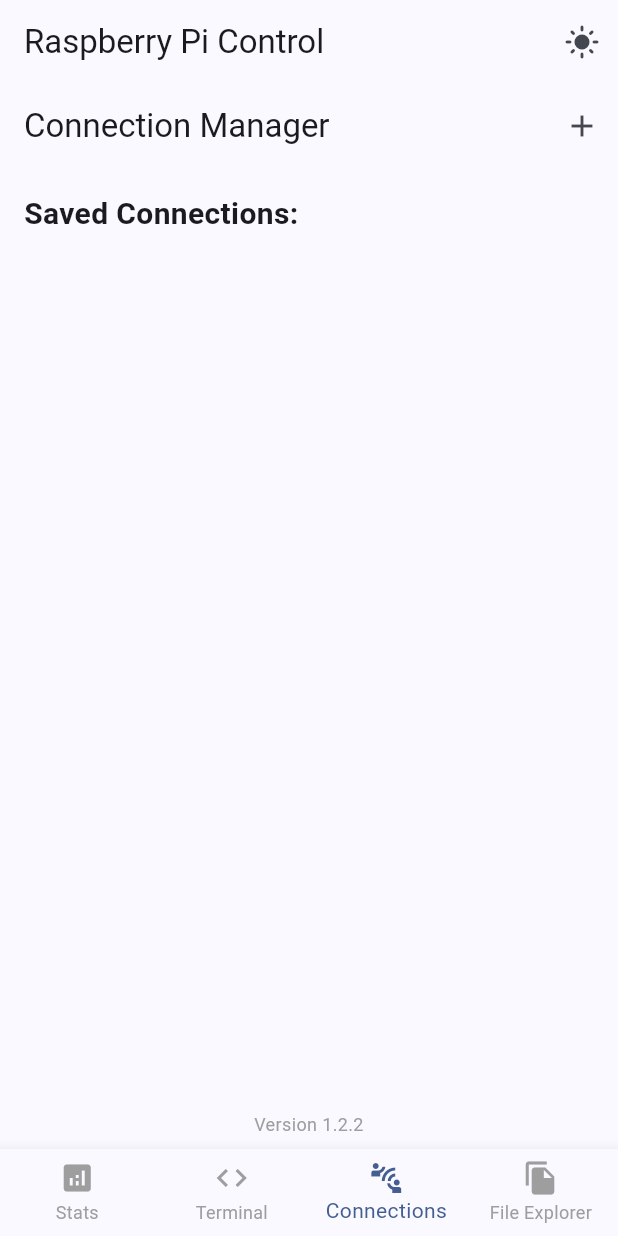
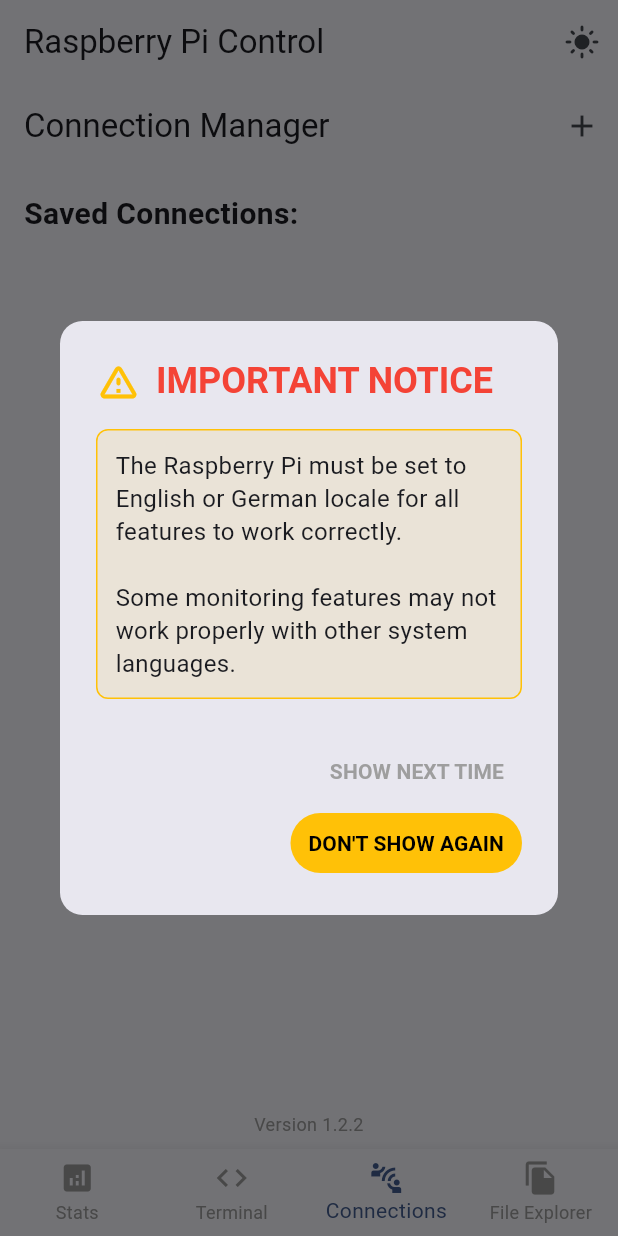
Before and after one commit to Lukas200301/RaspberryPi-Control, a Flutter app: the screen it shows after launch, on a phone screen of 412 x 824 dp. Run offline on Flutter 3.47's test engine with Material 3 defaults, Android fonts, the phone set to English and light mode, and no system bars; our stand-ins replace file_picker, fl_chart, shared_preferences; missing offline and left inert: android_intent_plus, dartssh2, flutter_background; statements that could not run were skipped.

Commit message:
Update 1.2.3

```diff
--- a/lib/main.dart
+++ b/lib/main.dart
@@ -127,6 +127,10 @@
 void main() async {
   WidgetsFlutterBinding.ensureInitialized();
 
+  final prefs = await SharedPreferences.getInstance();
+  final neverShowAgain = prefs.getBool('neverShowAgain') ?? false;
+  final isDarkMode = prefs.getBool('isDarkMode') ?? false;
+
   try {
     await BackgroundService.instance.initialize();
   } catch (e) {
@@ -140,16 +144,21 @@
     print('Failed to request notifications permission: $e');
   }
 
-  final prefs = await SharedPreferences.getInstance();
-  final isDarkMode = prefs.getBool('isDarkMode') ?? false;
-
-  runApp(MyApp(isDarkMode: isDarkMode));
+   runApp(MyApp(
+    isDarkMode: isDarkMode,
+    showFirstLaunchMessage: !neverShowAgain
+  ));
 }
 
 class MyApp extends StatefulWidget {
   final bool isDarkMode;
+  final bool showFirstLaunchMessage;
 
-  const MyApp({super.key, required this.isDarkMode});
+  const MyApp({
+    super.key,
+    required this.isDarkMode,
+    required this.showFirstLaunchMessage,
+  });
 
   @override
   State<MyApp> createState() => _MyAppState();
@@ -199,9 +208,101 @@
         ),
       ),
       themeMode: isDarkMode ? ThemeMode.dark : ThemeMode.light,
-      home: BarsScreen(
-        isDarkMode: isDarkMode,
-        toggleTheme: _toggleTheme,
+       home: Builder(
+        builder: (context) {
+          if (widget.showFirstLaunchMessage) {
+            WidgetsBinding.instance.addPostFrameCallback((_) {
+              showDialog(
+                context: context,
+                barrierDismissible: false,
+                builder: (context) => AlertDialog(
+                  title: Row(
+                    children: [
+                      Icon(
+                        Icons.warning_amber_rounded,
+                        color: Colors.amber,
+                        size: 30,
+                      ),
+                      const SizedBox(width: 10),
+                      const Expanded(
+                        child: Text(
+                          'IMPORTANT NOTICE',
+                          style: TextStyle(
+                            fontWeight: FontWeight.bold,
+                            color: Colors.red,
+                          ),
+                        ),
+                      ),
+                    ],
+                  ),
+                  content: Column(
+                    mainAxisSize: MainAxisSize.min,
+                    crossAxisAlignment: CrossAxisAlignment.start,
+                    children: [
+                      Container(
+                        padding: const EdgeInsets.all(12),
+                        decoration: BoxDecoration(
+                          color: Colors.amber.withOpacity(0.1),
+                          border: Border.all(
+                            color: Colors.amber,
+                            width: 1,
+                          ),
+                          borderRadius: BorderRadius.circular(8),
+                        ),
+                        child: const Text(
+                          'The Raspberry Pi must be set to English or German locale for all features to work correctly.\n\nSome monitoring features may not work properly with other system languages.',
+                          style: TextStyle(
+                            fontSize: 16,
+                            height: 1.4,
+                          ),
+                        ),
+                      ),
+                    ],
+                  ),
+                 actions: [
+                  TextButton(
+                    onPressed: () => Navigator.pop(context),
+                    style: TextButton.styleFrom(
+                      foregroundColor: Colors.grey,
+                    ),
+                    child: const Text(
+                      'SHOW NEXT TIME',
+                      style: TextStyle(
+                        fontWeight: FontWeight.bold,
+                      ),
+                    ),
+                  ),
+                  TextButton(
+                    onPressed: () async {
+                      final prefs = await SharedPreferences.getInstance();
+                      await prefs.setBool('neverShowAgain', true);
+                      await prefs.setBool('isFirstLaunch', false);
+                      if (context.mounted) Navigator.pop(context);
+                    },
+                    style: TextButton.styleFrom(
+                      backgroundColor: Colors.amber,
+                      foregroundColor: Colors.black,
+                    ),
+                    child: const Text(
+                      'DON\'T SHOW AGAIN',
+                      style: TextStyle(
+                        fontWeight: FontWeight.bold,
+                      ),
+                    ),
+                  ),
+                ],
+                  shape: RoundedRectangleBorder(
+                    borderRadius: BorderRadius.circular(15),
+                  ),
+                ),
+              );
+            });
+          }
+          return BarsScreen(
+            isDarkMode: isDarkMode,
+            toggleTheme: _toggleTheme,
+          );
+        },
       ),
     );
   }
```
Also changed, not shown: lib/services/ssh_service.dart (+30 -27 lines), 2 other files.
